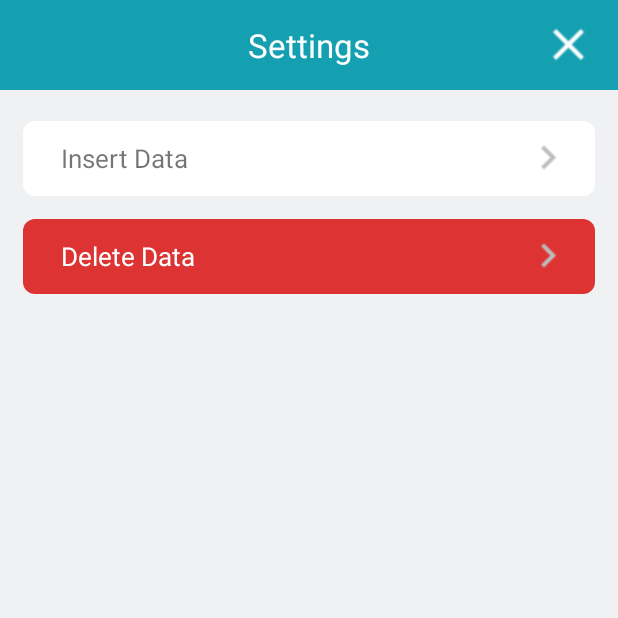
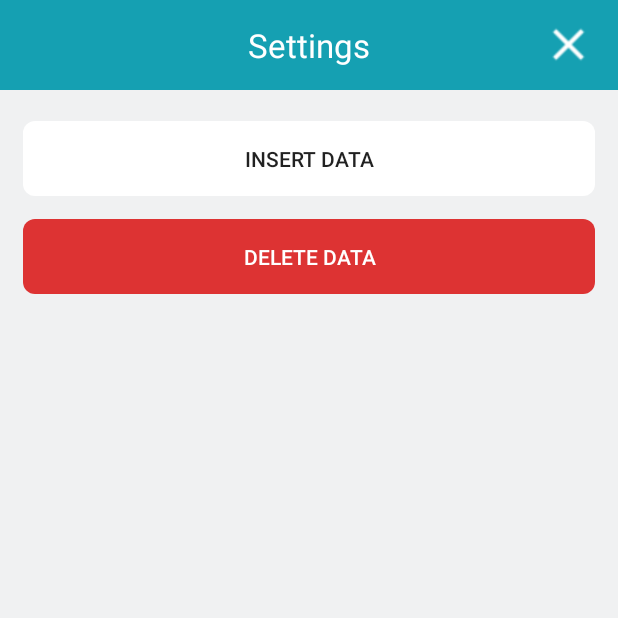
Before and after one commit to TharinduMPerera/CTSE-Assignment-MallLocator, an Android app: the SettingsActivity screen opened directly, with no data from a screen before it, on a phone screen of 412 x 824 dp, the top half of it. Run offline under Robolectric (Android 15) with nearby library versions, the light colour scheme and no system bars.

Commit message:
- modified settings buttons

```diff
--- a/app/src/main/java/com/tharinduapps/malllocator/activities/SettingsActivity.java
+++ b/app/src/main/java/com/tharinduapps/malllocator/activities/SettingsActivity.java
@@ -7,6 +7,7 @@ import android.graphics.Color;
 import android.support.v7.app.AppCompatActivity;
 import android.os.Bundle;
 import android.view.View;
+import android.widget.Button;
 import android.widget.ImageButton;
 import android.widget.RelativeLayout;
 import android.widget.Toast;
@@ -20,8 +21,8 @@ import java.util.ArrayList;
 public class SettingsActivity extends AppCompatActivity {
 
     private ImageButton closeBtn;
-    private RelativeLayout insertBtn;
-    private RelativeLayout deleteBtn;
+    private Button insertBtn;
+    private Button deleteBtn;
 
     private DBHelper dbHelper;
     private Context context;
@@ -44,8 +45,8 @@ public class SettingsActivity extends AppCompatActivity {
 
     private void initElements(){
         closeBtn = (ImageButton)findViewById(R.id.closeBtn);
-        insertBtn = (RelativeLayout)findViewById(R.id.insertBtn);
-        deleteBtn = (RelativeLayout)findViewById(R.id.deleteBtn);
+        insertBtn = (Button)findViewById(R.id.insertBtn);
+        deleteBtn = (Button)findViewById(R.id.deleteBtn);
     }
 
     private void initOnClicks(){
--- a/app/src/main/res/layout/activity_settings.xml
+++ b/app/src/main/res/layout/activity_settings.xml
@@ -1,10 +1,11 @@
 <?xml version="1.0" encoding="utf-8"?>
-<RelativeLayout xmlns:android="http://schemas.android.com/apk/res/android"
+<LinearLayout xmlns:android="http://schemas.android.com/apk/res/android"
     xmlns:app="http://schemas.android.com/apk/res-auto"
     xmlns:tools="http://schemas.android.com/tools"
     android:layout_width="match_parent"
     android:layout_height="match_parent"
     android:background="@color/colorBackground"
+    android:orientation="vertical"
     tools:context="com.tharinduapps.malllocator.activities.SettingsActivity">
 
     <RelativeLayout
@@ -36,68 +37,36 @@
     <LinearLayout
         android:layout_width="match_parent"
         android:layout_height="wrap_content"
-        android:layout_below="@+id/toolBar"
         android:paddingTop="5dp"
         android:orientation="vertical">
 
-
-        <RelativeLayout
+        <Button
             android:id="@+id/insertBtn"
             android:layout_width="match_parent"
             android:layout_height="50dp"
             android:layout_marginStart="15dp"
             android:layout_marginEnd="15dp"
             android:layout_marginTop="15dp"
+            style="?android:attr/borderlessButtonStyle"
+            android:text="Insert Data"
             android:background="@drawable/shape_settings_add_btn">
 
-            <TextView
-                android:layout_width="wrap_content"
-                android:layout_height="wrap_content"
-                android:layout_centerVertical="true"
-                android:layout_alignParentStart="true"
-                android:layout_marginStart="25dp"
-                android:text="Insert Data"
-                android:textSize="17sp"/>
+        </Button>
 
-            <ImageView
-                android:layout_width="32dp"
-                android:layout_height="32dp"
-                android:layout_alignParentEnd="true"
-                android:layout_centerVertical="true"
-                android:layout_marginEnd="15dp"
-                android:background="@drawable/ic_arrow"/>
-
-        </RelativeLayout>
-
-        <RelativeLayout
+        <Button
             android:id="@+id/deleteBtn"
             android:layout_width="match_parent"
             android:layout_height="50dp"
             android:layout_marginStart="15dp"
             android:layout_marginEnd="15dp"
             android:layout_marginTop="15dp"
+            android:textColor="@android:color/white"
+            style="?android:attr/borderlessButtonStyle"
+            android:text="Delete Data"
             android:background="@drawable/shape_settings_delete_btn">
 
-            <TextView
-                android:layout_width="wrap_content"
-                android:layout_height="wrap_content"
-                android:layout_centerVertical="true"
-                android:layout_alignParentStart="true"
-                android:layout_marginStart="25dp"
-                android:text="Delete Data"
-                android:textColor="#FFF"
-                android:textSize="17sp"/>
-
-            <ImageView
-                android:layout_width="32dp"
-                android:layout_height="32dp"
-                android:layout_alignParentEnd="true"
-                android:layout_centerVertical="true"
-                android:layout_marginEnd="15dp"
-                android:background="@drawable/ic_arrow"/>
-
-        </RelativeLayout>
+        </Button>
 
     </LinearLayout>
 
-</RelativeLayout>
+</LinearLayout>
```
